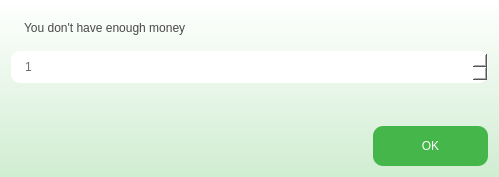
Above: client/messagedialog.ui from ArashSameni/HayDay before the change. Below: the same form after it.
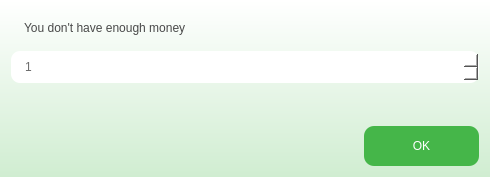
That is the form after the change.

Commit message: Change message dialog size

```diff
--- a/client/messagedialog.ui
+++ b/client/messagedialog.ui
@@ -6,7 +6,7 @@
    <rect>
     <x>0</x>
     <y>0</y>
-    <width>499</width>
+    <width>490</width>
     <height>177</height>
    </rect>
   </property>
```
The commit also changes 1 other file.
